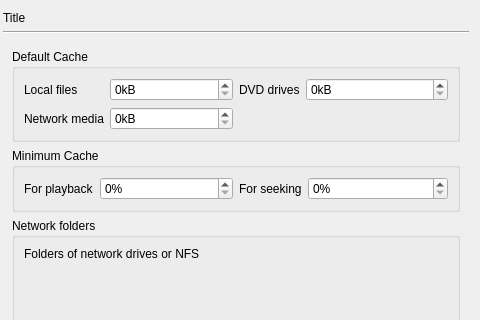
bylee20/bomi, file src/cmplayer/ui/prefdialog.ui: the form before one commit; both pictures show x 214 to 694 and y 0 to 320 of the 694 by 574 pixel window.
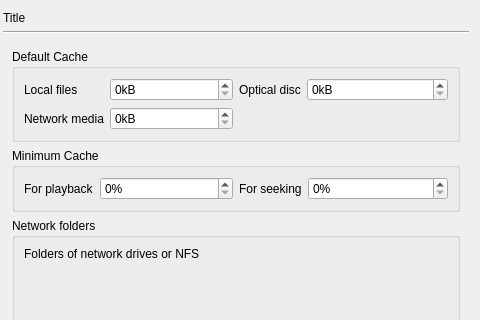
The form after the commit. The open tabs and pages were chosen to show the change. Icons and pictures are not drawn. Custom widgets are drawn as their Qt base class.

Diff of the .ui file:
```diff
--- a/src/cmplayer/ui/prefdialog.ui
+++ b/src/cmplayer/ui/prefdialog.ui
@@ -550,7 +550,7 @@
               <item row="0" column="0">
                <widget class="QLabel" name="cache_">
                 <property name="text">
-                 <string>DVD drives</string>
+                 <string>Optical disc</string>
                 </property>
                </widget>
               </item>
```
Left out of the diff: 4 changed lines with no effect on the pictures.
